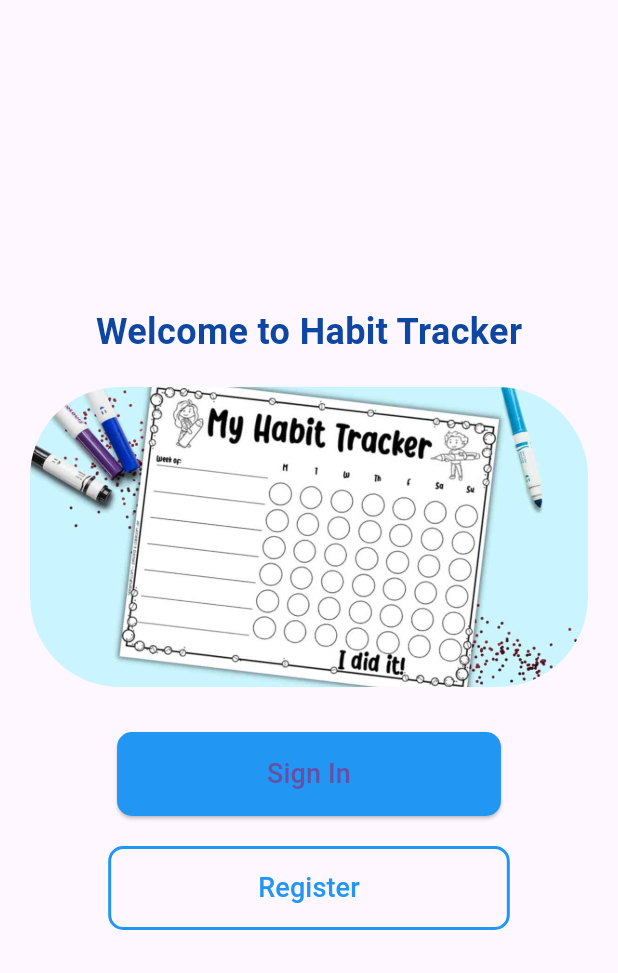
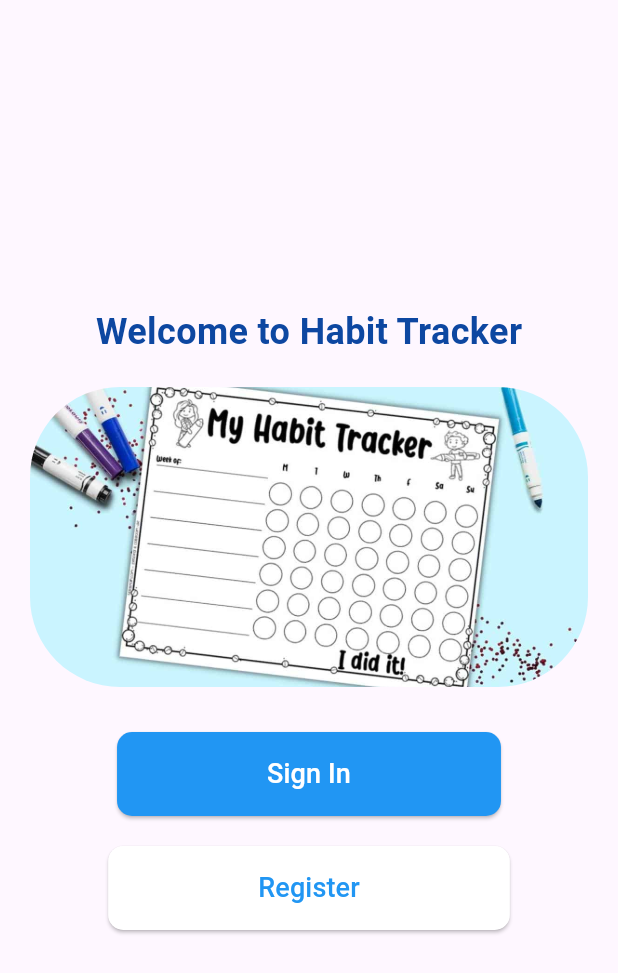
Before and after one commit to AlshaimaaAbdElnaeem/Habit-Tracker, a Flutter app: the screen it shows after launch, on a phone screen of 412 x 824 dp. Shown: the top 973 px of the screen. Run offline on Flutter 3.47's test engine with Material 3 defaults, Android fonts, the phone set to English and light mode, and no system bars; our stand-ins replace curved_navigation_bar, go_router, percent_indicator; Roboto replaces fonts that are missing (Pacifico).

Commit message:
custom_widget

```diff
--- /dev/null
+++ b/lib/features/splash/presentation/widgets/custom_button.dart
@@ -0,0 +1,46 @@
+import 'package:flutter/material.dart';
+
+class CustomButton extends StatelessWidget {
+  final String text;
+  final VoidCallback onPressed;
+  final Color backgroundColor;
+  final Color textColor;
+  final double fontSize;
+  final double horizontalPadding;
+  final double verticalPadding;
+
+  const CustomButton({
+    Key? key,
+    required this.text,
+    required this.onPressed,
+    this.backgroundColor = Colors.blue,
+    this.textColor = Colors.white,
+    this.fontSize = 18.0,
+    this.horizontalPadding = 100.0,
+    this.verticalPadding = 15.0,
+  }) : super(key: key);
+
+  @override
+  Widget build(BuildContext context) {
+    return ElevatedButton(
+      style: ElevatedButton.styleFrom(
+        backgroundColor: backgroundColor, // Button color
+        padding: EdgeInsets.symmetric(
+          horizontal: horizontalPadding,
+          vertical: verticalPadding,
+        ),
+        shape: RoundedRectangleBorder(
+          borderRadius: BorderRadius.circular(10),
+        ),
+      ),
+      onPressed: onPressed,
+      child: Text(
+        text,
+        style: TextStyle(
+          fontSize: fontSize,
+          color: textColor, // Text color
+        ),
+      ),
+    );
+  }
+}
--- a/lib/features/splash/presentation/widgets/login_page.dart
+++ b/lib/features/splash/presentation/widgets/login_page.dart
@@ -1,7 +1,8 @@
-import 'package:flutter/cupertino.dart';
 import 'package:flutter/material.dart';
+import 'package:task_project/features/splash/presentation/widgets/custom_button.dart';
 import 'package:task_project/features/splash/presentation/widgets/register_page.dart';
 import 'package:task_project/features/splash/presentation/widgets/sign_in_page.dart';
+import 'package:task_project/features/splash/presentation/widgets/custom_button.dart'; // Import the button
 
 class LoginPage extends StatelessWidget {
   @override
@@ -35,45 +36,26 @@ class LoginPage extends StatelessWidget {
                 ),
               ),
               SizedBox(height: 30),
-              ElevatedButton(
-                style: ElevatedButton.styleFrom(
-                  backgroundColor: Colors.blue,
-                  padding: EdgeInsets.symmetric(vertical: 15, horizontal: 100),
-                  shape: RoundedRectangleBorder(
-                    borderRadius: BorderRadius.circular(10),
-                  ),
-                ),
+              CustomButton(
+                text: 'Sign In',
                 onPressed: () {
                   Navigator.push(
                     context,
                     MaterialPageRoute(builder: (context) => SignInPage()),
                   );
                 },
-                child: Text(
-                  'Sign In',
-                  style: TextStyle(fontSize: 18),
-                ),
               ),
               SizedBox(height: 20),
-              OutlinedButton(
-                style: OutlinedButton.styleFrom(
-                  foregroundColor: Colors.blue,
-                  padding: EdgeInsets.symmetric(vertical: 15, horizontal: 100),
-                  side: BorderSide(color: Colors.blue, width: 2),
-                  shape: RoundedRectangleBorder(
-                    borderRadius: BorderRadius.circular(10),
-                  ),
-                ),
+              CustomButton(
+                text: 'Register',
+                backgroundColor: Colors.white, // Outline button style
+                textColor: Colors.blue,
                 onPressed: () {
                   Navigator.push(
                     context,
                     MaterialPageRoute(builder: (context) => RegisterPage()),
                   );
                 },
-                child: Text(
-                  'Register',
-                  style: TextStyle(fontSize: 18),
-                ),
               ),
             ],
           ),
```
Also changed, not shown: lib/features/splash/presentation/widgets/register_page.dart (+6 -26 lines), lib/features/splash/presentation/widgets/sign_in_page.dart (+17 -34 lines).
